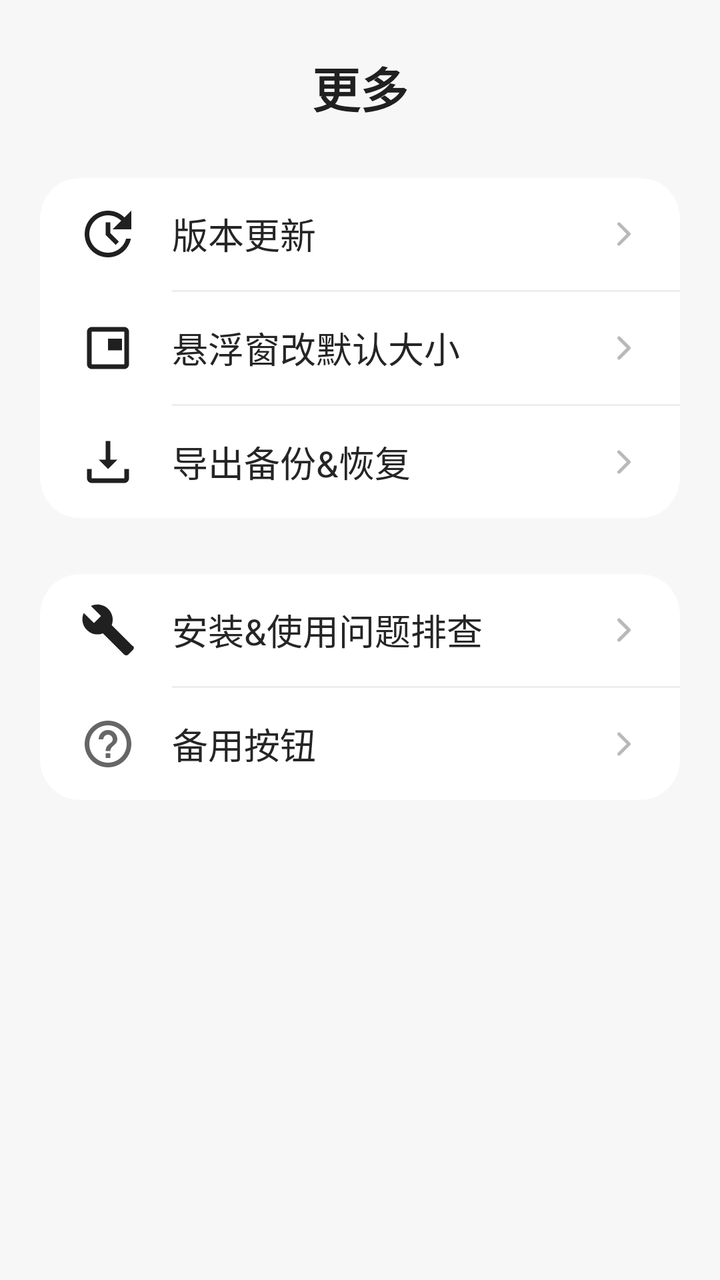
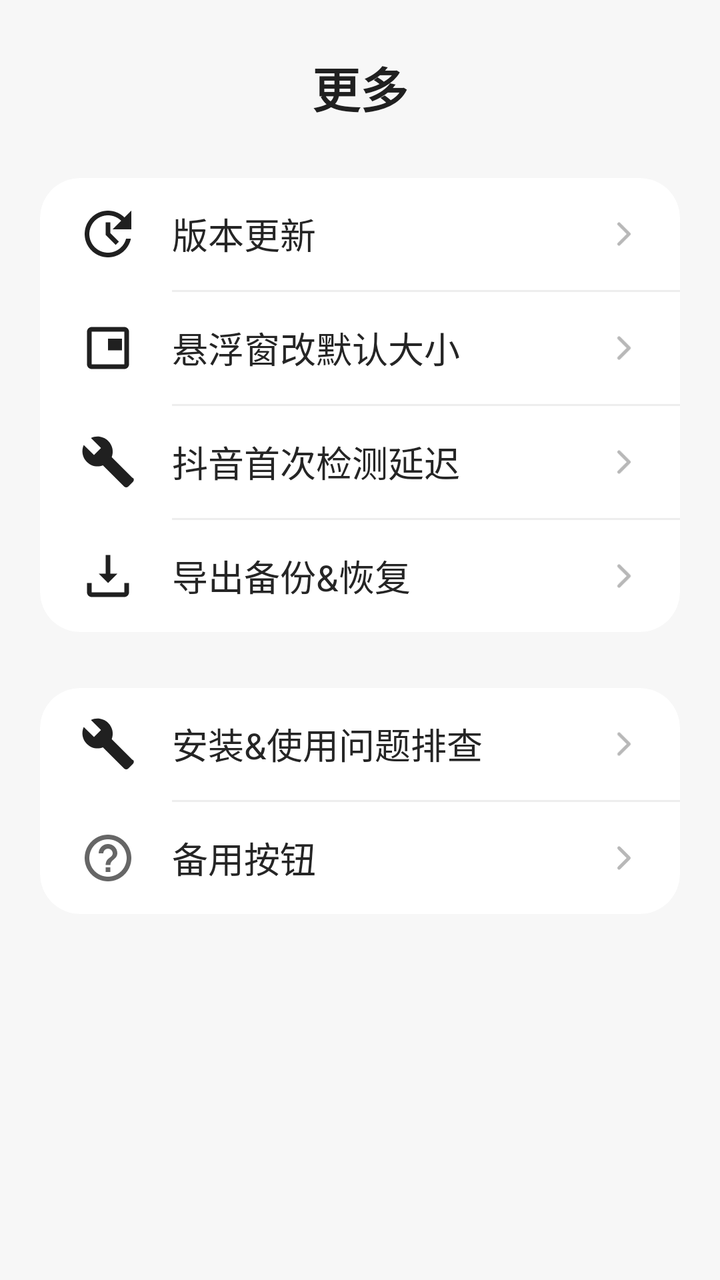

Before-and-after screenshots of an Android layout around one commit, followed by the original layout XML and the change that was made.
<!-- AndroidManifest.xml: application theme Theme.Basic -->
<!-- res/layout/fragment_settings.xml -->
<?xml version="1.0" encoding="utf-8"?>
<ScrollView xmlns:android="http://schemas.android.com/apk/res/android"
    xmlns:app="http://schemas.android.com/apk/res-auto"
    android:layout_width="match_parent"
    android:layout_height="match_parent"
    android:background="#F7F7F7"
    android:clipToPadding="false"
    android:fillViewport="true"
    android:overScrollMode="never">

    <LinearLayout
        android:layout_width="match_parent"
        android:layout_height="wrap_content"
        android:orientation="vertical"
        android:paddingStart="20dp"
        android:paddingTop="26dp"
        android:paddingEnd="20dp"
        android:paddingBottom="32dp">

        <TextView
            android:layout_width="match_parent"
            android:layout_height="wrap_content"
            android:layout_marginBottom="28dp"
            android:gravity="center"
            android:text="@string/more_menu_title"
            android:textColor="#202020"
            android:textSize="24sp"
            android:textStyle="bold" />

        <androidx.cardview.widget.CardView
            android:layout_width="match_parent"
            android:layout_height="wrap_content"
            app:cardBackgroundColor="#FFFFFF"
            app:cardCornerRadius="20dp"
            app:cardElevation="0dp"
            app:cardPreventCornerOverlap="true">

            <LinearLayout
                android:layout_width="match_parent"
                android:layout_height="wrap_content"
                android:orientation="vertical">

                <LinearLayout
                    android:id="@+id/row_version_update"
                    android:layout_width="match_parent"
                    android:layout_height="56dp"
                    android:background="?attr/selectableItemBackground"
                    android:clickable="true"
                    android:focusable="true"
                    android:gravity="center_vertical"
                    android:orientation="horizontal"
                    android:paddingStart="20dp"
                    android:paddingEnd="18dp">

                    <ImageView
                        android:layout_width="28dp"
                        android:layout_height="28dp"
                        android:contentDescription="@null"
                        android:src="@drawable/ic_menu_update" />

                    <LinearLayout
                        android:layout_width="wrap_content"
                        android:layout_height="wrap_content"
                        android:layout_marginStart="18dp"
                        android:gravity="center_vertical"
                        android:orientation="horizontal">

                        <TextView
                            android:layout_width="wrap_content"
                            android:layout_height="wrap_content"
                            android:text="@string/version_update"
                            android:textColor="#252525"
                            android:textSize="18sp" />

                        <TextView
                            android:id="@+id/iv_version_update_red_dot"
                            android:layout_width="16dp"
                            android:layout_height="16dp"
                            android:layout_marginStart="5dp"
                            android:background="@drawable/red_badge_with_1"
                            android:gravity="center"
                            android:includeFontPadding="false"
                            android:text="@string/update_badge_count"
                            android:textColor="#FFFFFF"
                            android:textSize="11sp"
                            android:textStyle="bold"
                            android:visibility="gone" />

                    </LinearLayout>

                    <Space
                        android:layout_width="0dp"
                        android:layout_height="1dp"
                        android:layout_weight="1" />

                    <ImageView
                        android:layout_width="20dp"
                        android:layout_height="20dp"
                        android:contentDescription="@null"
                        android:src="@drawable/ic_menu_chevron" />

                </LinearLayout>

                <View
                    android:layout_width="match_parent"
                    android:layout_height="1dp"
                    android:layout_marginStart="66dp"
                    android:background="#EEEEEE" />

                <LinearLayout
                    android:id="@+id/row_floating_settings"
                    android:layout_width="match_parent"
                    android:layout_height="56dp"
                    android:background="?attr/selectableItemBackground"
                    android:clickable="true"
                    android:focusable="true"
                    android:gravity="center_vertical"
                    android:orientation="horizontal"
                    android:paddingStart="20dp"
                    android:paddingEnd="18dp">

                    <ImageView
                        android:layout_width="28dp"
                        android:layout_height="28dp"
                        android:contentDescription="@null"
                        android:src="@drawable/ic_menu_floating" />

                    <TextView
                        android:layout_width="0dp"
                        android:layout_height="wrap_content"
                        android:layout_marginStart="18dp"
                        android:layout_weight="1"
                        android:text="@string/floating_window_settings"
                        android:textColor="#252525"
                        android:textSize="18sp" />

                    <ImageView
                        android:layout_width="20dp"
                        android:layout_height="20dp"
                        android:contentDescription="@null"
                        android:src="@drawable/ic_menu_chevron" />

                </LinearLayout>

                <View
                    android:layout_width="match_parent"
                    android:layout_height="1dp"
                    android:layout_marginStart="66dp"
                    android:background="#EEEEEE" />

                <LinearLayout
                    android:id="@+id/row_export_backup"
                    android:layout_width="match_parent"
                    android:layout_height="56dp"
                    android:background="?attr/selectableItemBackground"
                    android:clickable="true"
                    android:focusable="true"
                    android:gravity="center_vertical"
                    android:orientation="horizontal"
                    android:paddingStart="20dp"
                    android:paddingEnd="18dp">

                    <ImageView
                        android:layout_width="28dp"
                        android:layout_height="28dp"
                        android:contentDescription="@null"
                        android:src="@drawable/ic_menu_export" />

                    <TextView
                        android:layout_width="0dp"
                        android:layout_height="wrap_content"
                        android:layout_marginStart="18dp"
                        android:layout_weight="1"
                        android:text="@string/export_backup"
                        android:textColor="#252525"
                        android:textSize="18sp" />

                    <ImageView
                        android:layout_width="20dp"
                        android:layout_height="20dp"
                        android:contentDescription="@null"
                        android:src="@drawable/ic_menu_chevron" />

                </LinearLayout>

            </LinearLayout>

        </androidx.cardview.widget.CardView>

        <androidx.cardview.widget.CardView
            android:layout_width="match_parent"
            android:layout_height="wrap_content"
            android:layout_marginTop="28dp"
            app:cardBackgroundColor="#FFFFFF"
            app:cardCornerRadius="20dp"
            app:cardElevation="0dp"
            app:cardPreventCornerOverlap="true">

            <LinearLayout
                android:layout_width="match_parent"
                android:layout_height="wrap_content"
                android:orientation="vertical">

                <LinearLayout
                    android:id="@+id/row_install_troubleshooting"
                    android:layout_width="match_parent"
                    android:layout_height="56dp"
                    android:background="?attr/selectableItemBackground"
                    android:clickable="true"
                    android:focusable="true"
                    android:gravity="center_vertical"
                    android:orientation="horizontal"
                    android:paddingStart="20dp"
                    android:paddingEnd="18dp">

                    <ImageView
                        android:layout_width="28dp"
                        android:layout_height="28dp"
                        android:contentDescription="@null"
                        android:src="@drawable/ic_menu_wrench" />

                    <TextView
                        android:layout_width="0dp"
                        android:layout_height="wrap_content"
                        android:layout_marginStart="18dp"
                        android:layout_weight="1"
                        android:text="@string/install_troubleshooting"
                        android:textColor="#252525"
                        android:textSize="18sp" />

                    <ImageView
                        android:layout_width="20dp"
                        android:layout_height="20dp"
                        android:contentDescription="@null"
                        android:src="@drawable/ic_menu_chevron" />

                </LinearLayout>

                <View
                    android:id="@+id/divider_appreciate_top"
                    android:layout_width="match_parent"
                    android:layout_height="1dp"
                    android:layout_marginStart="66dp"
                    android:background="#EEEEEE" />

                <LinearLayout
                    android:id="@+id/row_special_details"
                    android:layout_width="match_parent"
                    android:layout_height="56dp"
                    android:background="?attr/selectableItemBackground"
                    android:clickable="true"
                    android:focusable="true"
                    android:gravity="center_vertical"
                    android:orientation="horizontal"
                    android:paddingStart="20dp"
                    android:paddingEnd="18dp">

                    <ImageView
                        android:layout_width="28dp"
                        android:layout_height="28dp"
                        android:contentDescription="@null"
                        android:src="@drawable/ic_menu_help" />

                    <TextView
                        android:layout_width="0dp"
                        android:layout_height="wrap_content"
                        android:layout_marginStart="18dp"
                        android:layout_weight="1"
                        android:text="@string/special_details"
                        android:textColor="#252525"
                        android:textSize="18sp" />

                    <ImageView
                        android:layout_width="20dp"
                        android:layout_height="20dp"
                        android:contentDescription="@null"
                        android:src="@drawable/ic_menu_chevron" />

                </LinearLayout>

                <View
                    android:id="@+id/divider_appreciate_bottom"
                    android:layout_width="match_parent"
                    android:layout_height="1dp"
                    android:layout_marginStart="66dp"
                    android:background="#EEEEEE"
                    android:visibility="gone" />

                <LinearLayout
                    android:id="@+id/row_appreciate"
                    android:layout_width="match_parent"
                    android:layout_height="56dp"
                    android:background="?attr/selectableItemBackground"
                    android:clickable="true"
                    android:focusable="true"
                    android:gravity="center_vertical"
                    android:orientation="horizontal"
                    android:paddingStart="20dp"
                    android:paddingEnd="18dp"
                    android:visibility="gone">

                    <ImageView
                        android:layout_width="28dp"
                        android:layout_height="28dp"
                        android:contentDescription="@null"
                        android:src="@drawable/ic_menu_appreciate" />

                    <TextView
                        android:layout_width="0dp"
                        android:layout_height="wrap_content"
                        android:layout_marginStart="18dp"
                        android:layout_weight="1"
                        android:text="@string/appreciate_support"
                        android:textColor="#252525"
                        android:textSize="18sp" />

                    <ImageView
                        android:layout_width="20dp"
                        android:layout_height="20dp"
                        android:contentDescription="@null"
                        android:src="@drawable/ic_menu_chevron" />

                </LinearLayout>

            </LinearLayout>

        </androidx.cardview.widget.CardView>

    </LinearLayout>

</ScrollView>
<!-- resources referenced by this layout -->
<resources>
  <!-- drawable ic_menu_appreciate (drawable) -->
  <vector xmlns:android="http://schemas.android.com/apk/res/android"
      android:width="24dp"
      android:height="24dp"
      android:viewportWidth="24"
      android:viewportHeight="24">
      <path
          android:fillColor="#FF666666"
          android:pathData="M12,21.35l-1.45,-1.32C5.4,15.36 2,12.28 2,8.5C2,5.42 4.42,3 7.5,3c1.74,0 3.41,0.81 4.5,2.09C13.09,3.81 14.76,3 16.5,3C19.58,3 22,5.42 22,8.5c0,3.78 -3.4,6.86 -8.55,11.54L12,21.35z" />
  </vector>
  <!-- drawable ic_menu_chevron (drawable) -->
  <vector xmlns:android="http://schemas.android.com/apk/res/android"
      android:width="24dp"
      android:height="24dp"
      android:viewportWidth="24"
      android:viewportHeight="24">
      <path
          android:fillColor="@android:color/transparent"
          android:pathData="M9,6 L15,12 L9,18"
          android:strokeColor="#B8B8B8"
          android:strokeLineCap="round"
          android:strokeLineJoin="round"
          android:strokeWidth="2" />
  </vector>
  <!-- drawable ic_menu_export (drawable) -->
  <vector xmlns:android="http://schemas.android.com/apk/res/android"
      android:width="24dp"
      android:height="24dp"
      android:viewportWidth="24"
      android:viewportHeight="24">
      <path
          android:fillColor="#202020"
          android:pathData="M13,3h-2v8H8l4,4 4,-4h-3V3zM19,15v4H5v-4H3v4c0,1.1 0.9,2 2,2h14c1.1,0 2,-0.9 2,-2v-4h-2z" />
  </vector>
  <!-- drawable ic_menu_floating (drawable) -->
  <vector xmlns:android="http://schemas.android.com/apk/res/android"
      android:width="24dp"
      android:height="24dp"
      android:viewportWidth="24"
      android:viewportHeight="24">
      <path
          android:fillColor="#202020"
          android:pathData="M19,3H5c-1.1,0 -2,0.9 -2,2v14c0,1.1 0.9,2 2,2h14c1.1,0 2,-0.9 2,-2V5c0,-1.1 -0.9,-2 -2,-2zM19,19H5V5h14v14zM18,8h-6v5h6V8z" />
  </vector>
  <!-- drawable ic_menu_update (drawable) -->
  <vector xmlns:android="http://schemas.android.com/apk/res/android"
      android:width="24dp"
      android:height="24dp"
      android:viewportWidth="24"
      android:viewportHeight="24">
      <path
          android:fillColor="#202020"
          android:pathData="M12,2C6.48,2 2,6.48 2,12s4.48,10 10,10c4.84,0 8.87,-3.44 9.8,-8h-2.06c-0.9,3.44 -4.03,6 -7.74,6 -4.42,0 -8,-3.58 -8,-8s3.58,-8 8,-8c2.21,0 4.21,0.9 5.66,2.34L14,10h8V2l-2.93,2.93C17.26,3.12 14.76,2 12,2zM11,7v5.41l4.29,4.29 1.41,-1.41 -3.7,-3.7V7h-2z" />
  </vector>
  <!-- drawable ic_menu_wrench (drawable) -->
  <vector xmlns:android="http://schemas.android.com/apk/res/android"
      android:width="24dp"
      android:height="24dp"
      android:viewportWidth="24"
      android:viewportHeight="24">
      <path
          android:fillColor="#202020"
          android:pathData="M22.7,19l-9.1,-9.1c0.9,-2.3 0.4,-5 -1.5,-6.9c-2,-2 -5,-2.4 -7.4,-1.3l4.3,4.3l-3,3l-4.4,-4.3c-1.1,2.4 -0.6,5.3 1.3,7.2c1.9,1.9 4.6,2.5 6.9,1.5l9.1,9.1c0.5,0.5 1.3,0.5 1.8,0l2,-2c0.5,-0.5 0.5,-1.3 0,-1.8z" />
  </vector>
  <!-- drawable red_badge_with_1 (drawable) -->
  <?xml version="1.0" encoding="utf-8"?>
  <shape xmlns:android="http://schemas.android.com/apk/res/android"
      android:shape="oval">
      <solid android:color="#F44336" />
      <size
          android:width="16dp"
          android:height="16dp" />
  </shape>
  <string name="appreciate_support">打赏支持</string>
  <string name="export_backup">导出备份&amp;恢复</string>
  <string name="floating_window_settings">悬浮窗改默认大小</string>
  <string name="install_troubleshooting">安装&amp;使用问题排查</string>
  <string name="more_menu_title">更多</string>
  <string name="special_details">备用按钮</string>
  <string name="update_badge_count" translatable="false">1</string>
  <string name="version_update">版本更新</string>
  <style name="Theme.Basic" parent="Base.Theme.Basic" />
  <style name="Base.Theme.Basic" parent="Theme.Material3.DayNight.NoActionBar">
          
          
      </style>
  <!-- unchanged entries left out for length: 1 -->
</resources>

<!-- the commit's change to res/layout/fragment_settings.xml (unified diff, before → after) -->
@@ -149,6 +149,47 @@
                     android:background="#EEEEEE" />
 
                 <LinearLayout
+                    android:id="@+id/row_douyin_first_text_check_delay"
+                    android:layout_width="match_parent"
+                    android:layout_height="56dp"
+                    android:background="?attr/selectableItemBackground"
+                    android:clickable="true"
+                    android:focusable="true"
+                    android:gravity="center_vertical"
+                    android:orientation="horizontal"
+                    android:paddingStart="20dp"
+                    android:paddingEnd="18dp">
+
+                    <ImageView
+                        android:layout_width="28dp"
+                        android:layout_height="28dp"
+                        android:contentDescription="@null"
+                        android:src="@drawable/ic_menu_wrench" />
+
+                    <TextView
+                        android:layout_width="0dp"
+                        android:layout_height="wrap_content"
+                        android:layout_marginStart="18dp"
+                        android:layout_weight="1"
+                        android:text="@string/douyin_first_text_check_delay"
+                        android:textColor="#252525"
+                        android:textSize="18sp" />
+
+                    <ImageView
+                        android:layout_width="20dp"
+                        android:layout_height="20dp"
+                        android:contentDescription="@null"
+                        android:src="@drawable/ic_menu_chevron" />
+
+                </LinearLayout>
+
+                <View
+                    android:layout_width="match_parent"
+                    android:layout_height="1dp"
+                    android:layout_marginStart="66dp"
+                    android:background="#EEEEEE" />
+
+                <LinearLayout
                     android:id="@+id/row_export_backup"
                     android:layout_width="match_parent"
                     android:layout_height="56dp"
<!-- resource entries referenced after the edit -->
@@ -74,6 +74,7 @@
           android:height="16dp" />
   </shape>
   <string name="appreciate_support">打赏支持</string>
+  <string name="douyin_first_text_check_delay">抖音首次检测延迟</string>
   <string name="export_backup">导出备份&amp;恢复</string>
   <string name="floating_window_settings">悬浮窗改默认大小</string>
   <string name="install_troubleshooting">安装&amp;使用问题排查</string>
